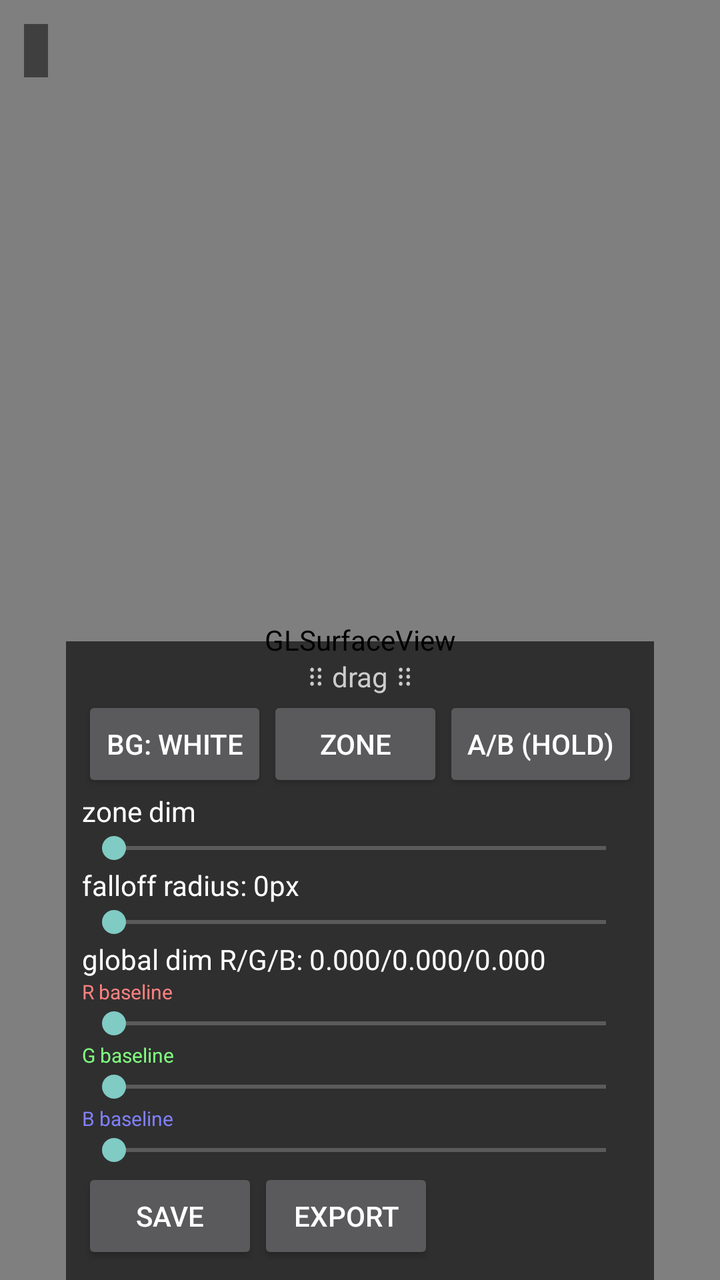
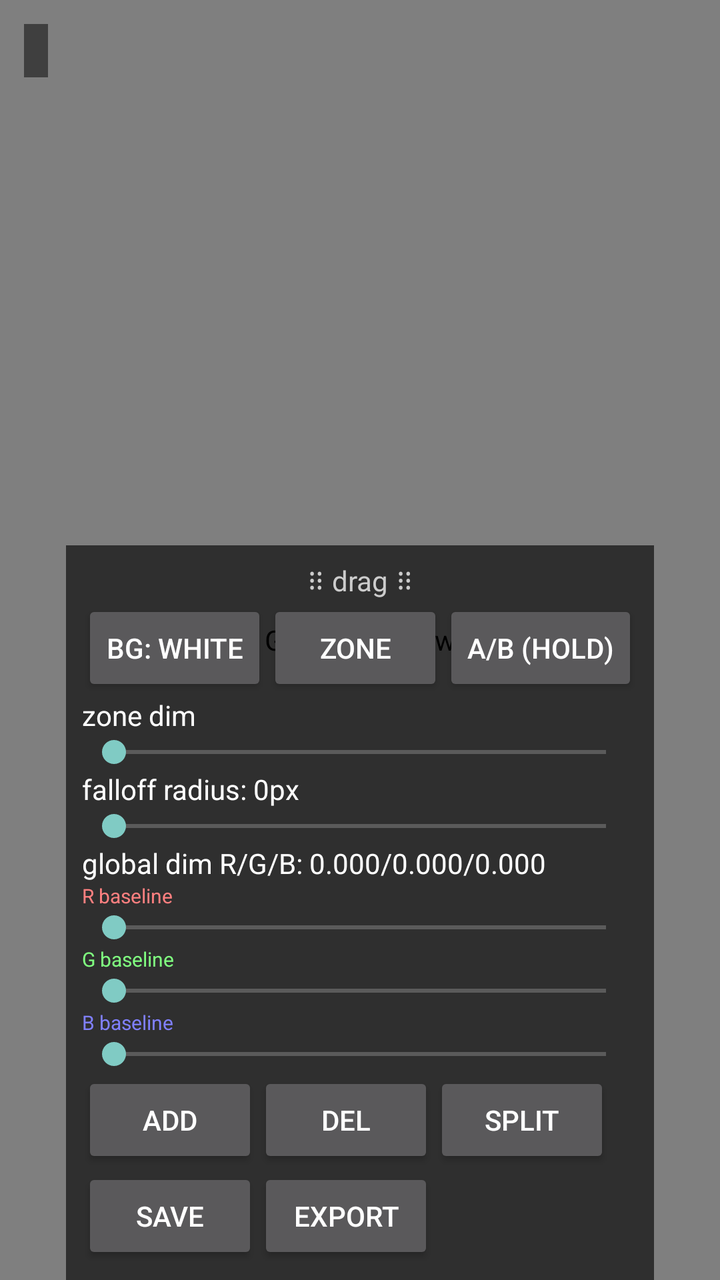

Two renders of the same Android screen: before a commit and after it. Below are the layout's source before the change and the commit's diff.
<!-- AndroidManifest.xml: application theme Theme.Burnout -->
<!-- res/layout/activity_calibrate.xml -->
<?xml version="1.0" encoding="utf-8"?>
<FrameLayout xmlns:android="http://schemas.android.com/apk/res/android"
    android:layout_width="match_parent"
    android:layout_height="match_parent"
    android:background="@android:color/black">

    <android.opengl.GLSurfaceView
        android:id="@+id/gl_view"
        android:layout_width="match_parent"
        android:layout_height="match_parent" />

    <TextView
        android:id="@+id/status_line"
        android:layout_width="wrap_content"
        android:layout_height="wrap_content"
        android:layout_gravity="top|start"
        android:layout_margin="12dp"
        android:padding="6dp"
        android:textColor="#FFFFFFFF"
        android:textSize="11sp"
        android:background="#80000000"
        android:fontFamily="monospace"
        android:text="" />

    <LinearLayout
        android:id="@+id/controls_panel"
        android:layout_width="wrap_content"
        android:layout_height="wrap_content"
        android:layout_gravity="bottom|center_horizontal"
        android:orientation="vertical"
        android:padding="8dp"
        android:background="#A0000000">

        <TextView
            android:id="@+id/controls_drag_handle"
            android:layout_width="match_parent"
            android:layout_height="wrap_content"
            android:gravity="center"
            android:textColor="#FFCCCCCC"
            android:text="@string/drag_handle" />

        <LinearLayout
            android:layout_width="wrap_content"
            android:layout_height="wrap_content"
            android:orientation="horizontal">
            <Button android:id="@+id/btn_bg"
                android:layout_width="wrap_content"
                android:layout_height="wrap_content"
                android:text="BG: white"/>
            <Button android:id="@+id/btn_zone"
                android:layout_width="wrap_content"
                android:layout_height="wrap_content"
                android:text="@string/calibrate_zone"/>
            <Button android:id="@+id/btn_ab"
                android:layout_width="wrap_content"
                android:layout_height="wrap_content"
                android:text="@string/ab_hide_hold"/>
        </LinearLayout>

        <TextView android:id="@+id/lbl_dim"
            android:layout_width="wrap_content"
            android:layout_height="wrap_content"
            android:textColor="#FFFFFFFF"
            android:text="zone dim"/>
        <SeekBar android:id="@+id/seek_dim"
            android:layout_width="match_parent"
            android:layout_height="wrap_content"/>

        <TextView android:id="@+id/lbl_radius"
            android:layout_width="wrap_content"
            android:layout_height="wrap_content"
            android:textColor="#FFFFFFFF"
            android:text="falloff radius: 0px"/>
        <SeekBar android:id="@+id/seek_radius"
            android:layout_width="match_parent"
            android:layout_height="wrap_content"/>

        <TextView android:id="@+id/lbl_global_dim"
            android:layout_width="wrap_content"
            android:layout_height="wrap_content"
            android:textColor="#FFFFFFFF"
            android:text="global dim R/G/B: 0.000/0.000/0.000"/>
        <TextView
            android:layout_width="wrap_content"
            android:layout_height="wrap_content"
            android:textColor="#FFFF8080"
            android:textSize="10sp"
            android:text="R baseline"/>
        <SeekBar android:id="@+id/seek_global_dim_r"
            android:layout_width="match_parent"
            android:layout_height="wrap_content"/>
        <TextView
            android:layout_width="wrap_content"
            android:layout_height="wrap_content"
            android:textColor="#FF80FF80"
            android:textSize="10sp"
            android:text="G baseline"/>
        <SeekBar android:id="@+id/seek_global_dim_g"
            android:layout_width="match_parent"
            android:layout_height="wrap_content"/>
        <TextView
            android:layout_width="wrap_content"
            android:layout_height="wrap_content"
            android:textColor="#FF8080FF"
            android:textSize="10sp"
            android:text="B baseline"/>
        <SeekBar android:id="@+id/seek_global_dim_b"
            android:layout_width="match_parent"
            android:layout_height="wrap_content"/>

        <LinearLayout
            android:layout_width="wrap_content"
            android:layout_height="wrap_content"
            android:orientation="horizontal">
            <Button android:id="@+id/btn_save"
                android:layout_width="wrap_content"
                android:layout_height="wrap_content"
                android:text="@string/calibrate_save"/>
            <Button android:id="@+id/btn_export"
                android:layout_width="wrap_content"
                android:layout_height="wrap_content"
                android:text="@string/calibrate_export"/>
        </LinearLayout>
    </LinearLayout>
</FrameLayout>
<!-- resources referenced by this layout -->
<resources>
  <string name="ab_hide_hold">A/B (hold)</string>
  <string name="calibrate_export">EXPORT</string>
  <string name="calibrate_save">SAVE</string>
  <string name="calibrate_zone">ZONE</string>
  <string name="drag_handle">⠿  drag  ⠿</string>
  <style name="Theme.Burnout" parent="Theme.AppCompat.NoActionBar" />
</resources>

<!-- the commit's change to res/layout/activity_calibrate.xml (unified diff, before → after) -->
@@ -112,6 +112,24 @@
             android:layout_width="wrap_content"
             android:layout_height="wrap_content"
             android:orientation="horizontal">
+            <Button android:id="@+id/btn_zone_add"
+                android:layout_width="wrap_content"
+                android:layout_height="wrap_content"
+                android:text="@string/calibrate_zone_add"/>
+            <Button android:id="@+id/btn_zone_del"
+                android:layout_width="wrap_content"
+                android:layout_height="wrap_content"
+                android:text="@string/calibrate_zone_del"/>
+            <Button android:id="@+id/btn_zone_split"
+                android:layout_width="wrap_content"
+                android:layout_height="wrap_content"
+                android:text="@string/calibrate_zone_split"/>
+        </LinearLayout>
+
+        <LinearLayout
+            android:layout_width="wrap_content"
+            android:layout_height="wrap_content"
+            android:orientation="horizontal">
             <Button android:id="@+id/btn_save"
                 android:layout_width="wrap_content"
                 android:layout_height="wrap_content"
<!-- resource entries referenced after the edit -->
@@ -4,6 +4,9 @@
   <string name="calibrate_export">EXPORT</string>
   <string name="calibrate_save">SAVE</string>
   <string name="calibrate_zone">ZONE</string>
+  <string name="calibrate_zone_add">ADD</string>
+  <string name="calibrate_zone_del">DEL</string>
+  <string name="calibrate_zone_split">SPLIT</string>
   <string name="drag_handle">⠿  drag  ⠿</string>
   <style name="Theme.Burnout" parent="Theme.AppCompat.NoActionBar" />
 </resources>
